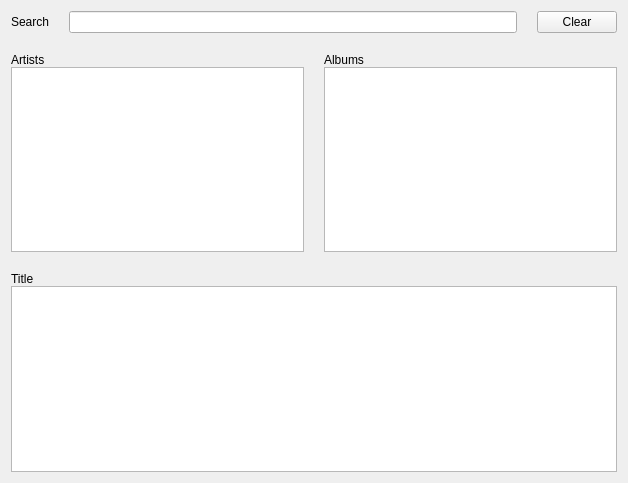
Qt form trunk/GUI/GUI_Library_windowed.ui (shahid334/sayonara-player) before a commit.
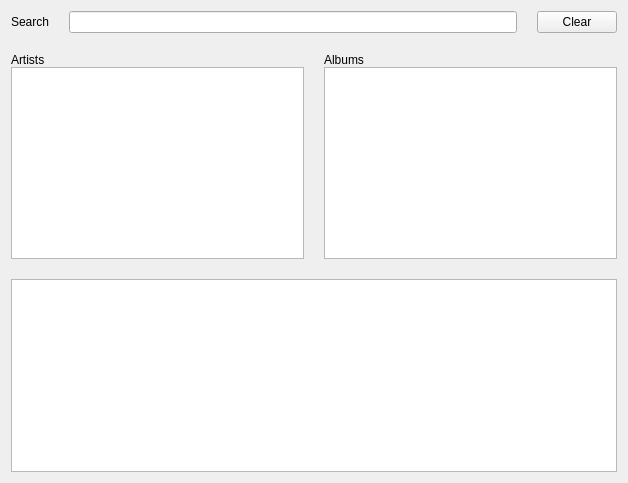
The same form after that commit.

```diff
--- a/trunk/GUI/GUI_Library_windowed.ui
+++ b/trunk/GUI/GUI_Library_windowed.ui
@@ -58,15 +58,16 @@
        <property name="spacing">
         <number>0</number>
        </property>
-       <item>
-        <widget class="QLabel" name="label_4">
-         <property name="text">
-          <string>Title</string>
-         </property>
-        </widget>
-       </item>
        <item>
         <widget class="QTableView" name="tb_title">
+         <property name="font">
+          <font>
+           <pointsize>8</pointsize>
+          </font>
+         </property>
+         <property name="layoutDirection">
+          <enum>Qt::LeftToRight</enum>
+         </property>
          <property name="editTriggers">
           <set>QAbstractItemView::NoEditTriggers</set>
          </property>
```
Left out of the diff: 3 changed lines with no effect on the pictures.
